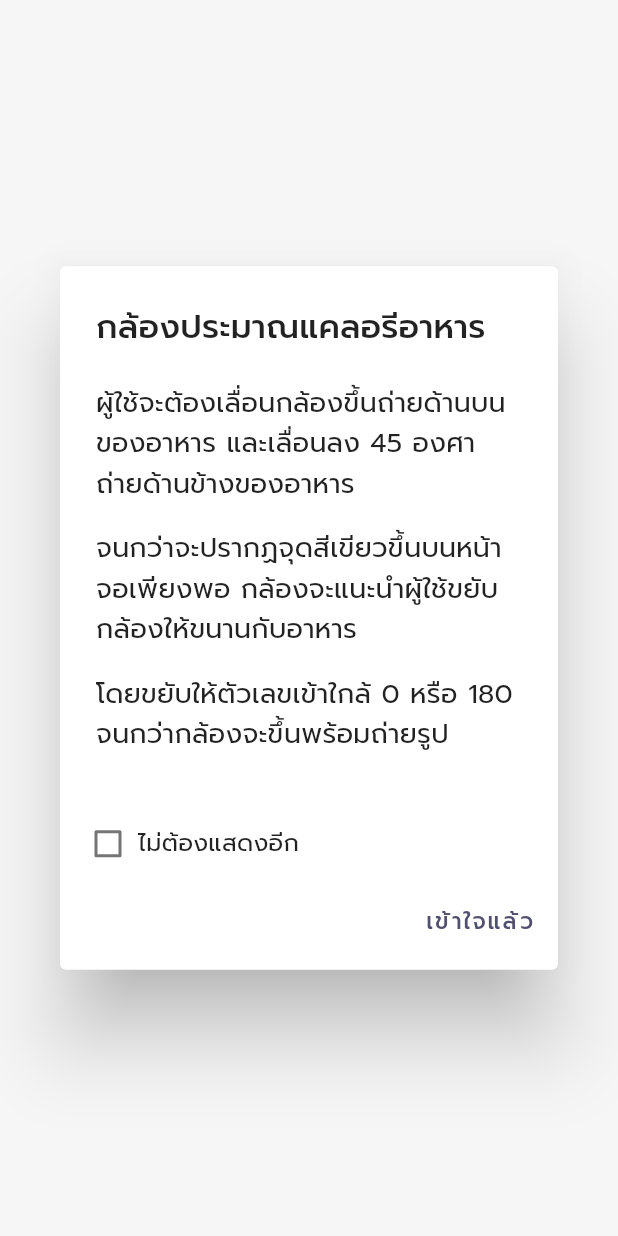
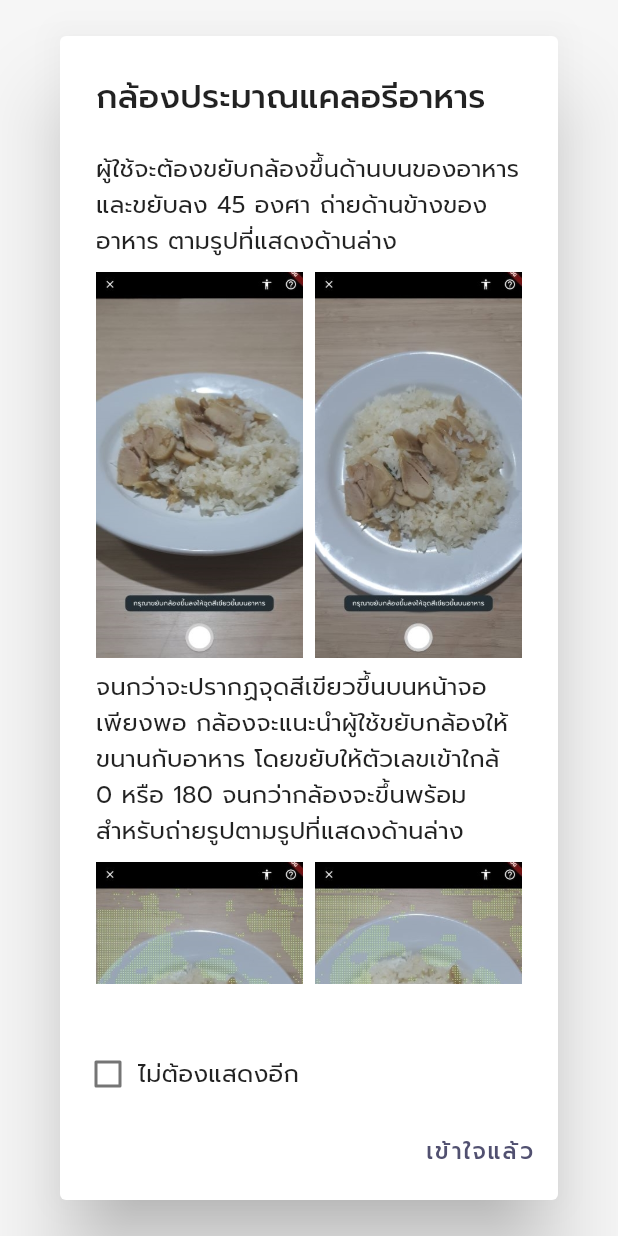
Before and after one commit to kumaru09/foodandbody, a Flutter app: the FoodDialog widget shown alone on an empty page, opened directly, on a phone screen of 412 x 824 dp. Run offline on Flutter 3.47's test engine with Material 2 defaults, Android fonts, the phone set to English and light mode, and no system bars; our stand-ins replace argon_buttons_flutter, bloc, bloc_concurrency, camera, cloud_firestore, dio and 21 more; missing offline and left inert: flow_builder, flutter_facebook_auth, google_place, pedantic; accounts and stored records are empty.

Commit message:
Fix CameraDialog, change route api, add icon help

```diff
--- a/lib/repositories/camera_repository.dart
+++ b/lib/repositories/camera_repository.dart
@@ -78,7 +78,7 @@ class CameraRepository {
         "fovW": depth.fovW
       });
       final response = await dio.post(
-        "http://192.168.1.44:5000/api/depth/",
+        "http://kumaru.trueddns.com:50310/api/depth/",
         data: fromData,
       );
       if (response.statusCode == 200) {
@@ -119,8 +119,7 @@ class CameraRepository {
         "side": await MultipartFile.fromFile(image[1].path),
         "height": height
       });
-      final res = await dio.post(
-          "http://kumaru.trueddns.com:50311/measure/test",
+      final res = await dio.post("http://kumaru.trueddns.com:50311/measure",
           data: formData);
       if (res.statusCode == 200) {
         final List<BodyPredict> body = res.data["res"]
--- a/lib/screens/camera/ar_camera.dart
+++ b/lib/screens/camera/ar_camera.dart
@@ -142,8 +142,9 @@ class _State extends State<ARCamera> with WidgetsBindingObserver {
               ),
               IconButton(
                 onPressed: () {
-                  Navigator.push(
-                      context, MaterialPageRoute(builder: (context) => Help()));
+                  showDialog(
+                      context: context,
+                      builder: (BuildContext context) => FoodDialog());
                 },
                 icon: Icon(
                   Icons.help_outline,
--- a/lib/screens/camera/camera_dialog.dart
+++ b/lib/screens/camera/camera_dialog.dart
@@ -16,17 +16,23 @@ class _BodyDialogState extends State<BodyDialog> {
       content: SingleChildScrollView(
         child: Column(children: <Widget>[
           Text(
-              'กล้องจะทำการถ่ายรูป 2 ครั้ง เมื่อกดถ่ายรูปจะทำการนับเวลาถอยหลัง 5 วิ ในการถ่ายแต่ละรูป'),
+            'กล้องจะทำการถ่ายรูป 2 ครั้ง เมื่อกดถ่ายรูปจะทำการนับเวลาถอยหลัง 5 วิ ในการถ่ายแต่ละรูป',
+            style: TextStyle(fontSize: 16),
+          ),
           SizedBox(
-            height: 16,
+            height: 8,
           ),
           Text(
-              'ผู้ใช้จะต้องยืนหันหน้าเข้าหากล้องในรูปที่หนึ่ง และยืนหันข้างในที่รูปสอง'),
+            'ผู้ใช้จะต้องยืนหันหน้าเข้าหากล้องในรูปที่หนึ่ง และยืนหันข้างในที่รูปสอง',
+            style: TextStyle(fontSize: 16),
+          ),
           SizedBox(
-            height: 16,
+            height: 8,
           ),
           Text(
-              'ในการถ่ายรูปโดยควรวางกล้องให้สามารถถ่ายเห็นทั้งตัว และยืนให้พอดีกับกรอบสีชมพูที่แสดงบนหน้าจอ'),
+            'ในการถ่ายรูปโดยควรวางกล้องให้สามารถถ่ายเห็นทั้งตัว และยืนให้พอดีกับกรอบสีชมพูที่แสดงบนหน้าจอ',
+            style: TextStyle(fontSize: 16),
+          ),
         ]),
       ),
       actions: <Widget>[
@@ -72,17 +78,52 @@ class _FoodDialogState extends State<FoodDialog> {
       content: SingleChildScrollView(
         child: Column(children: <Widget>[
           Text(
-              'ผู้ใช้จะต้องเลื่อนกล้องขึ้นถ่ายด้านบนของอาหาร และเลื่อนลง 45 องศา ถ่ายด้านข้างของอาหาร'),
+            'ผู้ใช้จะต้องขยับกล้องขึ้นด้านบนของอาหาร และขยับลง 45 องศา ถ่ายด้านข้างของอาหาร ตามรูปที่แสดงด้านล่าง',
+            style: TextStyle(fontSize: 16),
+          ),
           SizedBox(
-            height: 16,
+            height: 8,
+          ),
+          Row(children: [
+            Expanded(
+                child: Image(
+              image: AssetImage('assets/food_help1.jpg'),
+              fit: BoxFit.contain,
+            )),
+            SizedBox(
+              width: 8,
+            ),
+            Expanded(
+                child: Image(
+              image: AssetImage('assets/food_help2.jpg'),
+              fit: BoxFit.contain,
+            ))
+          ]),
+          SizedBox(
+            height: 8,
           ),
           Text(
-              'จนกว่าจะปรากฏจุดสีเขียวขึ้นบนหน้าจอเพียงพอ กล้องจะแนะนำผู้ใช้ขยับกล้องให้ขนานกับอาหาร'),
+            'จนกว่าจะปรากฏจุดสีเขียวขึ้นบนหน้าจอเพียงพอ กล้องจะแนะนำผู้ใช้ขยับกล้องให้ขนานกับอาหาร โดยขยับให้ตัวเลขเข้าใกล้ 0 หรือ 180 จนกว่ากล้องจะขึ้นพร้อมสำหรับถ่ายรูปตามรูปที่แสดงด้านล่าง',
+            style: TextStyle(fontSize: 16),
+          ),
           SizedBox(
-            height: 16,
+            height: 8,
           ),
-          Text(
-              'โดยขยับให้ตัวเลขเข้าใกล้ 0 หรือ 180 จนกว่ากล้องจะขึ้นพร้อมถ่ายรูป'),
+          Row(children: [
+            Expanded(
+                child: Image(
+              image: AssetImage('assets/food_help3.jpg'),
+              fit: BoxFit.contain,
+            )),
+            SizedBox(
+              width: 8,
+            ),
+            Expanded(
+                child: Image(
+              image: AssetImage('assets/food_help4.jpg'),
+              fit: BoxFit.contain,
+            ))
+          ]),
         ]),
       ),
       actions: <Widget>[
```
Also changed, not shown: lib/screens/camera/camera.dart (+11 -1 lines), assets/food_help1.jpg (added), assets/food_help2.jpg (added), assets/food_help3.jpg (added), assets/food_help4.jpg (added).
